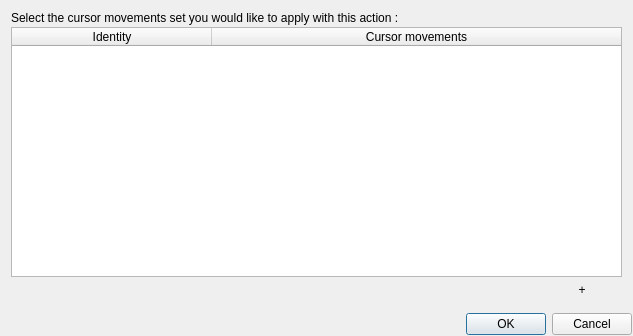
AmirHammouteneEI/ScheduledPasteAndKeys, file ui/createactiondialogs/CreateCursorMovementsActionDialog.ui: the form before one commit.
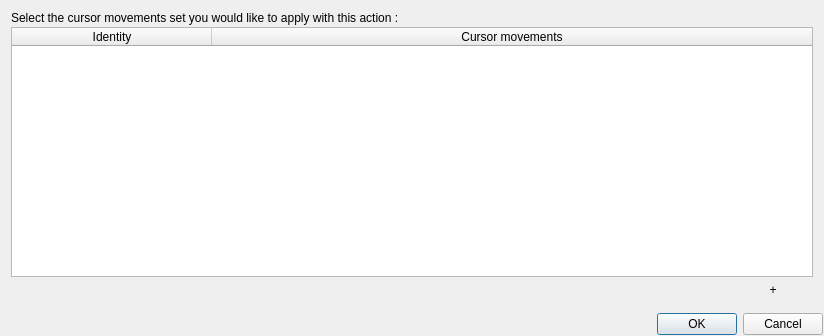
The form after the commit. Custom widgets are drawn as their Qt base class.

Diff of the .ui file:
```diff
--- a/ui/createactiondialogs/CreateCursorMovementsActionDialog.ui
+++ b/ui/createactiondialogs/CreateCursorMovementsActionDialog.ui
@@ -6,7 +6,7 @@
    <rect>
     <x>0</x>
     <y>0</y>
-    <width>633</width>
+    <width>824</width>
     <height>336</height>
    </rect>
   </property>
```
